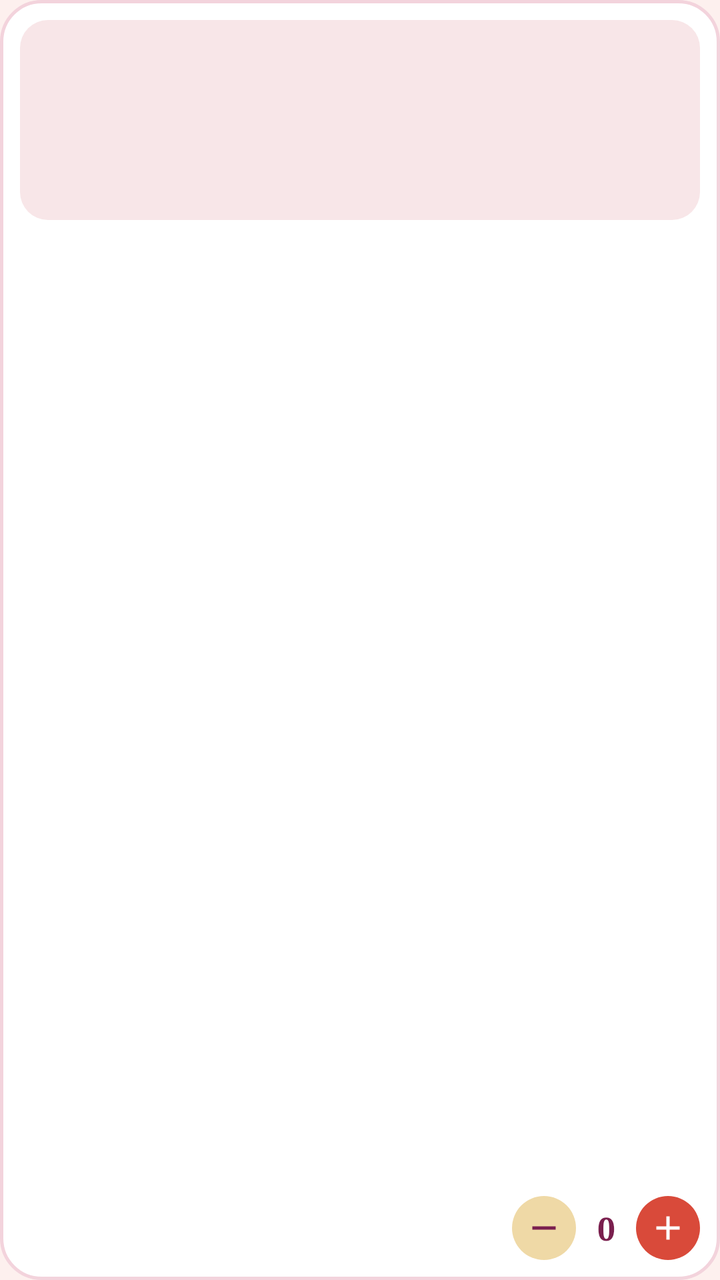
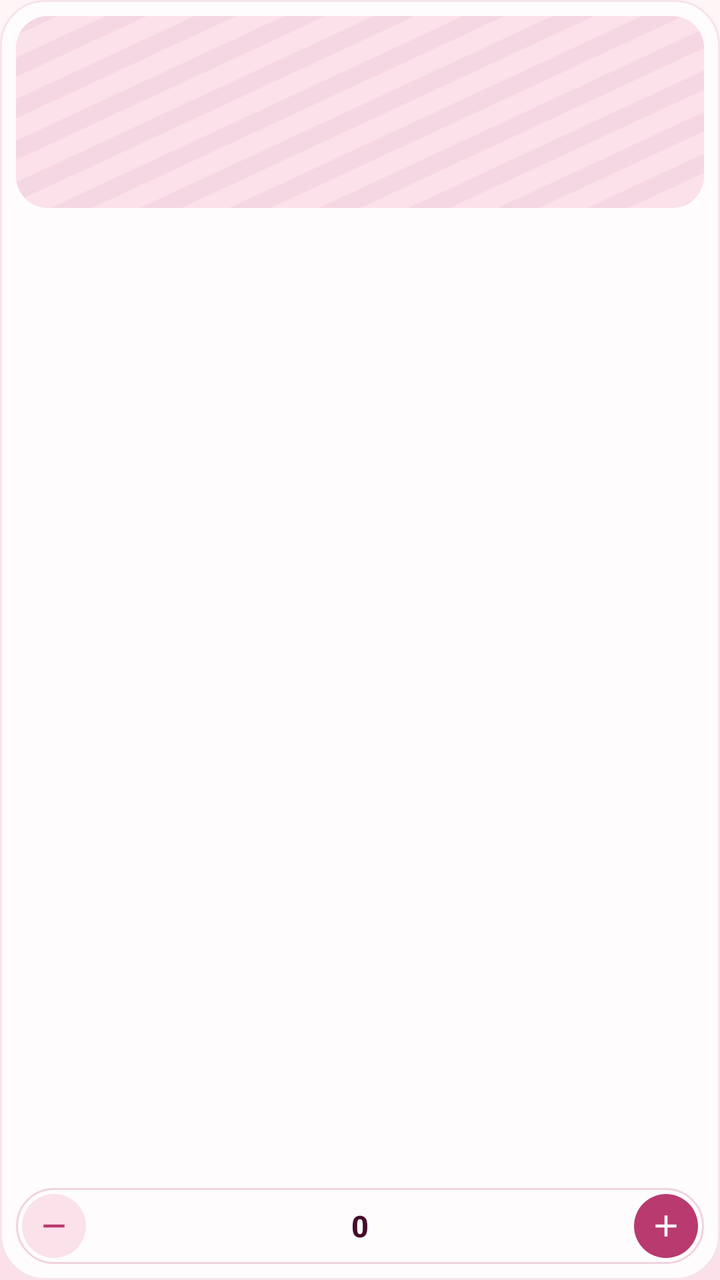

Two renders of the same Android screen: before a commit and after it. Below are the layout's source before the change and the commit's diff.
<!-- AndroidManifest.xml: application theme Theme.OneMoreDish -->
<!-- res/layout/item_platillo_venta.xml -->
<?xml version="1.0" encoding="utf-8"?>
<FrameLayout xmlns:android="http://schemas.android.com/apk/res/android"
    xmlns:app="http://schemas.android.com/apk/res-auto"
    android:id="@+id/card_platillo_venta"
    android:layout_width="0dp"
    android:layout_height="wrap_content"
    android:layout_columnWeight="1"
    android:layout_gravity="fill"
    android:layout_margin="6dp"
    android:background="@drawable/bg_tarjeta_platillo"
    android:padding="10dp">

    <LinearLayout
        android:layout_width="match_parent"
        android:layout_height="match_parent"
        android:orientation="vertical">

        <FrameLayout
            android:layout_width="match_parent"
            android:layout_height="100dp"
            android:background="@drawable/bg_foto_platillo">

            <TextView
                android:id="@+id/pl_emoji"
                android:layout_width="wrap_content"
                android:layout_height="wrap_content"
                android:layout_gravity="center"
                android:textSize="44sp" />
        </FrameLayout>

        <TextView
            android:id="@+id/pl_nombre"
            style="@style/Omd.Titulo"
            android:layout_width="match_parent"
            android:layout_height="wrap_content"
            android:layout_marginTop="8dp"
            android:ellipsize="end"
            android:maxLines="2"
            android:textSize="16sp" />

        <TextView
            android:id="@+id/pl_desc"
            style="@style/Omd.Etiqueta"
            android:layout_width="match_parent"
            android:layout_height="wrap_content"
            android:layout_marginTop="2dp"
            android:ellipsize="end"
            android:maxLines="2"
            android:textSize="12sp" />

        <View
            android:layout_width="match_parent"
            android:layout_height="0dp"
            android:layout_weight="1" />

        <LinearLayout
            android:layout_width="match_parent"
            android:layout_height="wrap_content"
            android:layout_marginTop="10dp"
            android:gravity="center_vertical"
            android:orientation="horizontal">

            <TextView
                android:id="@+id/pl_precio"
                style="@style/Omd.Titulo"
                android:layout_width="0dp"
                android:layout_height="wrap_content"
                android:layout_weight="1"
                android:textColor="@color/rosa_principal"
                android:textSize="18sp" />

            
            <LinearLayout
                android:layout_width="wrap_content"
                android:layout_height="wrap_content"
                android:gravity="center_vertical"
                android:orientation="horizontal">

                <ImageButton
                    android:id="@+id/btn_menos"
                    android:layout_width="32dp"
                    android:layout_height="32dp"
                    android:background="@drawable/circulo_crema"
                    android:contentDescription="Restar"
                    android:padding="6dp"
                    android:scaleType="fitCenter"
                    android:src="@drawable/ic_menos"
                    app:tint="@color/vino" />

                <TextView
                    android:id="@+id/txt_cantidad"
                    style="@style/Omd.Titulo"
                    android:layout_width="30dp"
                    android:layout_height="wrap_content"
                    android:gravity="center"
                    android:text="0"
                    android:textColor="@color/vino"
                    android:textSize="16sp" />

                <ImageButton
                    android:id="@+id/btn_mas"
                    android:layout_width="32dp"
                    android:layout_height="32dp"
                    android:background="@drawable/circulo_rojo_oscuro"
                    android:contentDescription="Agregar"
                    android:padding="6dp"
                    android:scaleType="fitCenter"
                    android:src="@drawable/ic_mas"
                    app:tint="@color/blanco" />
            </LinearLayout>
        </LinearLayout>
    </LinearLayout>
</FrameLayout>
<!-- resources referenced by this layout -->
<resources>
  <color name="rosa_principal">#D4679B</color>
  <color name="vino">#7A1F4E</color>
  <!-- drawable bg_foto_platillo (drawable) -->
  <?xml version="1.0" encoding="utf-8"?>
  <shape xmlns:android="http://schemas.android.com/apk/res/android" android:shape="rectangle">
      <solid android:color="@color/rosa_header" />
      <corners android:radius="14dp" />
  </shape>
  <!-- drawable bg_tarjeta_platillo (drawable) -->
  <?xml version="1.0" encoding="utf-8"?>
  <shape xmlns:android="http://schemas.android.com/apk/res/android" android:shape="rectangle">
      <solid android:color="@color/blanco" />
      <stroke android:width="1.5dp" android:color="@color/rosa_claro" />
      <corners android:radius="20dp" />
  </shape>
  <!-- drawable circulo_crema (drawable) -->
  <?xml version="1.0" encoding="utf-8"?>
  <shape xmlns:android="http://schemas.android.com/apk/res/android" android:shape="oval">
      <solid android:color="@color/circulo_crema" />
  </shape>
  <!-- drawable circulo_rojo_oscuro (drawable) -->
  <?xml version="1.0" encoding="utf-8"?>
  <shape xmlns:android="http://schemas.android.com/apk/res/android" android:shape="oval">
      <solid android:color="@color/circulo_rojo_oscuro" />
  </shape>
  <style name="Omd.Etiqueta" parent="Omd.Texto">
          <item name="android:textColor">@color/texto_suave</item>
          <item name="android:textSize">13sp</item>
      </style>
  <style name="Omd.Titulo" parent="">
          <item name="android:fontFamily">serif</item>
          <item name="android:textStyle">bold</item>
          <item name="android:textColor">@color/vino</item>
          <item name="android:textSize">28sp</item>
          <item name="android:lineSpacingMultiplier">1.05</item>
      </style>
  <style name="Theme.OneMoreDish" parent="Theme.Material3.Light.NoActionBar">
          <item name="colorPrimary">@color/boton</item>
          <item name="colorOnPrimary">@color/blanco</item>
          <item name="colorPrimaryContainer">@color/rosa_claro</item>
          <item name="colorOnPrimaryContainer">@color/vino</item>
          <item name="colorSecondary">@color/vino</item>
          <item name="colorOnSecondary">@color/blanco</item>
          <item name="colorSurface">@color/rosa_fondo</item>
          <item name="colorOnSurface">@color/texto</item>
          <item name="colorError">@color/error</item>
          <item name="android:colorBackground">@color/rosa_fondo</item>
          <item name="android:windowBackground">@color/rosa_fondo</item>
          <item name="android:textColorPrimary">@color/texto</item>
          <item name="android:fontFamily">sans-serif</item>
          <item name="bottomSheetDialogTheme">@style/Omd.HojaTema</item>
      </style>
  <color name="rosa_header">#F8E6E8</color>
  <color name="rosa_claro">#F3D3DC</color>
  <color name="circulo_crema">#EFD9A6</color>
  <color name="circulo_rojo_oscuro">#D94A3A</color>
  <style name="Omd.Texto" parent="">
          <item name="android:fontFamily">sans-serif</item>
          <item name="android:textColor">@color/texto</item>
          <item name="android:textSize">15sp</item>
          <item name="android:lineSpacingMultiplier">1.15</item>
      </style>
  <color name="texto_suave">#8A5A74</color>
  <color name="boton">#BC4B82</color>
  <color name="rosa_fondo">#FDF0EE</color>
  <color name="texto">#5A2140</color>
  <color name="error">#9B2C2C</color>
  <style name="Omd.Hoja" parent="Widget.Material3.BottomSheet.Modal">
          <item name="backgroundTint">@color/blanco_suave</item>
      </style>
  <color name="blanco_suave">#FFF6F5</color>
  <!-- unchanged entries left out for length: 4 -->
</resources>

<!-- the commit's change to res/layout/item_platillo_venta.xml (unified diff, before → after) -->
@@ -8,42 +8,56 @@
     android:layout_gravity="fill"
     android:layout_margin="6dp"
     android:background="@drawable/bg_tarjeta_platillo"
-    android:padding="10dp">
+    android:padding="8dp">
 
     <LinearLayout
         android:layout_width="match_parent"
         android:layout_height="match_parent"
         android:orientation="vertical">
 
-        <FrameLayout
+        
+        <com.google.android.material.card.MaterialCardView
             android:layout_width="match_parent"
-            android:layout_height="100dp"
-            android:background="@drawable/bg_foto_platillo">
+            android:layout_height="96dp"
+            app:cardBackgroundColor="@color/fs_rosa_icono"
+            app:cardCornerRadius="16dp"
+            app:cardElevation="0dp"
+            app:strokeWidth="0dp">
 
-            <TextView
-                android:id="@+id/pl_emoji"
-                android:layout_width="wrap_content"
-                android:layout_height="wrap_content"
-                android:layout_gravity="center"
-                android:textSize="44sp" />
-        </FrameLayout>
+            <FrameLayout
+                android:layout_width="match_parent"
+                android:layout_height="match_parent"
+                android:background="@drawable/bg_rayas_platillo">
+
+                <TextView
+                    android:id="@+id/pl_emoji"
+                    android:layout_width="wrap_content"
+                    android:layout_height="wrap_content"
+                    android:layout_gravity="center"
+                    android:textSize="40sp" />
+            </FrameLayout>
+        </com.google.android.material.card.MaterialCardView>
 
         <TextView
             android:id="@+id/pl_nombre"
-            style="@style/Omd.Titulo"
+            style="@style/Omd.TituloTarjeta"
             android:layout_width="match_parent"
             android:layout_height="wrap_content"
-            android:layout_marginTop="8dp"
+            android:layout_marginStart="4dp"
+            android:layout_marginTop="10dp"
+            android:layout_marginEnd="4dp"
             android:ellipsize="end"
             android:maxLines="2"
-            android:textSize="16sp" />
+            android:textSize="15sp" />
 
         <TextView
             android:id="@+id/pl_desc"
             style="@style/Omd.Etiqueta"
             android:layout_width="match_parent"
             android:layout_height="wrap_content"
+            android:layout_marginStart="4dp"
             android:layout_marginTop="2dp"
+            android:layout_marginEnd="4dp"
             android:ellipsize="end"
             android:maxLines="2"
             android:textSize="12sp" />
@@ -53,61 +67,57 @@
             android:layout_height="0dp"
             android:layout_weight="1" />
 
+        <TextView
+            android:id="@+id/pl_precio"
+            style="@style/Omd.Texto.Fuerte"
+            android:layout_width="wrap_content"
+            android:layout_height="wrap_content"
+            android:layout_marginStart="4dp"
+            android:layout_marginTop="8dp"
+            android:textColor="@color/fs_primario"
+            android:textSize="16sp" />
+
+        
         <LinearLayout
             android:layout_width="match_parent"
             android:layout_height="wrap_content"
-            android:layout_marginTop="10dp"
+            android:layout_marginTop="8dp"
+            android:background="@drawable/bg_leyenda"
             android:gravity="center_vertical"
-            android:orientation="horizontal">
+            android:orientation="horizontal"
+            android:padding="3dp">
+
+            <ImageButton
+                android:id="@+id/btn_menos"
+                android:layout_width="32dp"
+                android:layout_height="32dp"
+                android:background="@drawable/bg_icono_suave"
+                android:contentDescription="Restar"
+                android:padding="7dp"
+                android:scaleType="fitCenter"
+                android:src="@drawable/ic_menos"
+                app:tint="@color/fs_primario" />
 
             <TextView
-                android:id="@+id/pl_precio"
-                style="@style/Omd.Titulo"
+                android:id="@+id/txt_cantidad"
+                style="@style/Omd.Texto.Fuerte"
                 android:layout_width="0dp"
                 android:layout_height="wrap_content"
                 android:layout_weight="1"
-                android:textColor="@color/rosa_principal"
-                android:textSize="18sp" />
+                android:gravity="center"
+                android:text="0"
+                android:textSize="15sp" />
 
-            
-            <LinearLayout
-                android:layout_width="wrap_content"
-                android:layout_height="wrap_content"
-                android:gravity="center_vertical"
-                android:orientation="horizontal">
-
-                <ImageButton
-                    android:id="@+id/btn_menos"
-                    android:layout_width="32dp"
-                    android:layout_height="32dp"
-                    android:background="@drawable/circulo_crema"
-                    android:contentDescription="Restar"
-                    android:padding="6dp"
-                    android:scaleType="fitCenter"
-                    android:src="@drawable/ic_menos"
-                    app:tint="@color/vino" />
-
-                <TextView
-                    android:id="@+id/txt_cantidad"
-                    style="@style/Omd.Titulo"
-                    android:layout_width="30dp"
-                    android:layout_height="wrap_content"
-                    android:gravity="center"
-                    android:text="0"
-                    android:textColor="@color/vino"
-                    android:textSize="16sp" />
-
-                <ImageButton
-                    android:id="@+id/btn_mas"
-                    android:layout_width="32dp"
-                    android:layout_height="32dp"
-                    android:background="@drawable/circulo_rojo_oscuro"
-                    android:contentDescription="Agregar"
-                    android:padding="6dp"
-                    android:scaleType="fitCenter"
-                    android:src="@drawable/ic_mas"
-                    app:tint="@color/blanco" />
-            </LinearLayout>
+            <ImageButton
+                android:id="@+id/btn_mas"
+                android:layout_width="32dp"
+                android:layout_height="32dp"
+                android:background="@drawable/circulo_primario"
+                android:contentDescription="Agregar"
+                android:padding="7dp"
+                android:scaleType="fitCenter"
+                android:src="@drawable/ic_mas"
+                app:tint="@color/blanco" />
         </LinearLayout>
     </LinearLayout>
 </FrameLayout>
<!-- resource entries referenced after the edit -->
@@ -1,76 +1,167 @@
 <!-- resources referenced by this layout -->
 <resources>
-  <color name="rosa_principal">#D4679B</color>
-  <color name="vino">#7A1F4E</color>
-  <!-- drawable bg_foto_platillo (drawable) -->
+  <color name="fs_primario">#B93A6F</color>
+  <color name="fs_rosa_icono">#FBE1EA</color>
+  <!-- drawable bg_icono_suave (drawable) -->
+  <?xml version="1.0" encoding="utf-8"?>
+  <shape xmlns:android="http://schemas.android.com/apk/res/android" android:shape="oval">
+      <solid android:color="@color/fs_rosa_icono" />
+  </shape>
+  <!-- drawable bg_leyenda (drawable) -->
   <?xml version="1.0" encoding="utf-8"?>
   <shape xmlns:android="http://schemas.android.com/apk/res/android" android:shape="rectangle">
-      <solid android:color="@color/rosa_header" />
-      <corners android:radius="14dp" />
+      <solid android:color="@color/fs_tarjeta" />
+      <stroke android:width="1dp" android:color="@color/fs_borde_control" />
+      <corners android:radius="20dp" />
   </shape>
+  <!-- drawable bg_rayas_platillo (drawable) -->
+  <?xml version="1.0" encoding="utf-8"?>
+  <vector xmlns:android="http://schemas.android.com/apk/res/android"
+      android:width="200dp"
+      android:height="120dp"
+      android:viewportWidth="200"
+      android:viewportHeight="120">
+      <path
+          android:fillColor="@color/fs_rosa_icono"
+          android:pathData="M0,0h200v120h-200z" />
+      <path
+          android:fillColor="@color/fs_rosa_pista"
+          android:pathData="M-120,120 L-108,120 L12,0 L0,0 Z M-94,120 L-82,120 L38,0 L26,0 Z M-68,120 L-56,120 L64,0 L52,0 Z M-42,120 L-30,120 L90,0 L78,0 Z M-16,120 L-4,120 L116,0 L104,0 Z M10,120 L22,120 L142,0 L130,0 Z M36,120 L48,120 L168,0 L156,0 Z M62,120 L74,120 L194,0 L182,0 Z M88,120 L100,120 L220,0 L208,0 Z M114,120 L126,120 L246,0 L234,0 Z M140,120 L152,120 L272,0 L260,0 Z M166,120 L178,120 L298,0 L286,0 Z M192,120 L204,120 L324,0 L312,0 Z M218,120 L230,120 L350,0 L338,0 Z" />
+  </vector>
   <!-- drawable bg_tarjeta_platillo (drawable) -->
   <?xml version="1.0" encoding="utf-8"?>
   <shape xmlns:android="http://schemas.android.com/apk/res/android" android:shape="rectangle">
-      <solid android:color="@color/blanco" />
-      <stroke android:width="1.5dp" android:color="@color/rosa_claro" />
-      <corners android:radius="20dp" />
+      <solid android:color="@color/fs_tarjeta" />
+      <stroke android:width="1dp" android:color="@color/fs_borde_tarjeta" />
+      <corners android:radius="22dp" />
   </shape>
-  <!-- drawable circulo_crema (drawable) -->
+  <!-- drawable circulo_primario (drawable) -->
   <?xml version="1.0" encoding="utf-8"?>
   <shape xmlns:android="http://schemas.android.com/apk/res/android" android:shape="oval">
-      <solid android:color="@color/circulo_crema" />
-  </shape>
-  <!-- drawable circulo_rojo_oscuro (drawable) -->
-  <?xml version="1.0" encoding="utf-8"?>
-  <shape xmlns:android="http://schemas.android.com/apk/res/android" android:shape="oval">
-      <solid android:color="@color/circulo_rojo_oscuro" />
+      <solid android:color="@color/fs_primario" />
   </shape>
   <style name="Omd.Etiqueta" parent="Omd.Texto">
-          <item name="android:textColor">@color/texto_suave</item>
+          <item name="android:textColor">@color/fs_texto_suave</item>
           <item name="android:textSize">13sp</item>
       </style>
-  <style name="Omd.Titulo" parent="">
-          <item name="android:fontFamily">serif</item>
+  <style name="Omd.Texto.Fuerte">
+          <item name="android:fontFamily">sans-serif-medium</item>
           <item name="android:textStyle">bold</item>
-          <item name="android:textColor">@color/vino</item>
-          <item name="android:textSize">28sp</item>
-          <item name="android:lineSpacingMultiplier">1.05</item>
+          <item name="android:textColor">@color/fs_titulo</item>
+      </style>
+  <style name="Omd.TituloTarjeta" parent="">
+          <item name="android:fontFamily">sans-serif-medium</item>
+          <item name="android:textStyle">bold</item>
+          <item name="android:textColor">@color/fs_titulo</item>
+          <item name="android:textSize">17sp</item>
       </style>
   <style name="Theme.OneMoreDish" parent="Theme.Material3.Light.NoActionBar">
-          <item name="colorPrimary">@color/boton</item>
+          
+          <item name="colorPrimary">@color/fs_primario</item>
           <item name="colorOnPrimary">@color/blanco</item>
-          <item name="colorPrimaryContainer">@color/rosa_claro</item>
-          <item name="colorOnPrimaryContainer">@color/vino</item>
-          <item name="colorSecondary">@color/vino</item>
+          <item name="colorPrimaryContainer">@color/fs_badge_fondo</item>
+          <item name="colorOnPrimaryContainer">@color/fs_primario_oscuro</item>
+          <item name="colorSecondary">@color/fs_primario_oscuro</item>
           <item name="colorOnSecondary">@color/blanco</item>
-          <item name="colorSurface">@color/rosa_fondo</item>
-          <item name="colorOnSurface">@color/texto</item>
+          <item name="colorSecondaryContainer">@color/fs_rosa_icono</item>
+          <item name="colorOnSecondaryContainer">@color/fs_primario_oscuro</item>
+          <item name="colorTertiary">@color/fs_salvia_oscuro</item>
+          <item name="colorOnTertiary">@color/blanco</item>
+  
+          
+          <item name="colorSurface">@color/fs_tarjeta</item>
+          <item name="colorOnSurface">@color/fs_texto</item>
+          <item name="colorOnSurfaceVariant">@color/fs_texto_suave</item>
+          <item name="colorSurfaceContainerLowest">@color/blanco</item>
+          <item name="colorSurfaceContainerLow">@color/fs_tarjeta</item>
+          <item name="colorSurfaceContainer">@color/blanco_suave</item>
+          <item name="colorSurfaceContainerHigh">@color/rosa_fondo</item>
+          <item name="colorSurfaceContainerHighest">@color/rosa_header</item>
+          <item name="colorOutline">@color/borde_campo</item>
+          <item name="colorOutlineVariant">@color/fs_borde_control</item>
           <item name="colorError">@color/error</item>
-          <item name="android:colorBackground">@color/rosa_fondo</item>
-          <item name="android:windowBackground">@color/rosa_fondo</item>
-          <item name="android:textColorPrimary">@color/texto</item>
+  
+          
+          <item name="android:colorBackground">@color/fs_fondo_arriba</item>
+          <item name="android:windowBackground">@drawable/bg_pantalla</item>
+          <item name="android:windowLightStatusBar">true</item>
+          <item name="android:windowLightNavigationBar" tools:targetApi="27">true</item>
+  
+          
+          <item name="android:textColorPrimary">@color/fs_texto</item>
+          <item name="android:textColorSecondary">@color/fs_texto_suave</item>
           <item name="android:fontFamily">sans-serif</item>
+  
+          
+          <item name="materialCardViewStyle">@style/Omd.Tarjeta</item>
           <item name="bottomSheetDialogTheme">@style/Omd.HojaTema</item>
+          <item name="popupMenuStyle">@style/Omd.Popup</item>
+          <item name="textAppearanceLargePopupMenu">@style/Omd.PopupTexto</item>
+          <item name="textAppearanceSmallPopupMenu">@style/Omd.PopupTexto</item>
       </style>
-  <color name="rosa_header">#F8E6E8</color>
-  <color name="rosa_claro">#F3D3DC</color>
-  <color name="circulo_crema">#EFD9A6</color>
-  <color name="circulo_rojo_oscuro">#D94A3A</color>
+  <color name="fs_tarjeta">#FFFCFD</color>
+  <color name="fs_borde_control">#F0D3DF</color>
+  <color name="fs_rosa_pista">#F5D6E3</color>
+  <color name="fs_borde_tarjeta">#F6E3EB</color>
+  <color name="rosa_header">#FBE4EC</color>
+  <color name="borde_campo">#D9B8C7</color>
   <style name="Omd.Texto" parent="">
           <item name="android:fontFamily">sans-serif</item>
-          <item name="android:textColor">@color/texto</item>
+          <item name="android:textColor">@color/fs_texto</item>
           <item name="android:textSize">15sp</item>
           <item name="android:lineSpacingMultiplier">1.15</item>
       </style>
-  <color name="texto_suave">#8A5A74</color>
-  <color name="boton">#BC4B82</color>
-  <color name="rosa_fondo">#FDF0EE</color>
-  <color name="texto">#5A2140</color>
-  <color name="error">#9B2C2C</color>
+  <color name="fs_texto_suave">#735861</color>
+  <color name="fs_titulo">#440D28</color>
+  <color name="fs_badge_fondo">#F8D9E5</color>
+  <color name="fs_primario_oscuro">#8E2456</color>
+  <color name="fs_salvia_oscuro">#6F855F</color>
+  <color name="fs_texto">#3C1527</color>
+  <color name="rosa_fondo">#FFF5F6</color>
+  <color name="error">#B3261E</color>
+  <color name="fs_fondo_arriba">#FFF5F6</color>
+  <!-- drawable bg_pantalla (drawable) -->
+  <?xml version="1.0" encoding="utf-8"?>
+  <shape xmlns:android="http://schemas.android.com/apk/res/android" android:shape="rectangle">
+      <gradient android:angle="270" android:startColor="@color/fs_fondo_arriba" android:endColor="@color/fs_fondo_abajo" />
+  </shape>
+  <style name="Omd.Tarjeta" parent="Widget.Material3.CardView.Elevated">
+          <item name="cardBackgroundColor">@color/fs_tarjeta</item>
+          <item name="cardCornerRadius">22dp</item>
+          <item name="cardElevation">2dp</item>
+          <item name="strokeColor">@color/fs_borde_tarjeta</item>
+          <item name="strokeWidth">1dp</item>
+          <item name="cardUseCompatPadding">false</item>
+      </style>
+  <style name="Omd.Popup" parent="Widget.Material3.PopupMenu">
+          <item name="android:popupBackground">@drawable/bg_popup</item>
+          <item name="android:popupElevation">8dp</item>
+      </style>
+  <style name="Omd.PopupTexto" parent="TextAppearance.Material3.BodyLarge">
+          <item name="android:textColor">@color/fs_texto</item>
+          <item name="android:fontFamily">sans-serif-medium</item>
+      </style>
+  <color name="fs_fondo_abajo">#FBE0E9</color>
   <style name="Omd.Hoja" parent="Widget.Material3.BottomSheet.Modal">
           <item name="backgroundTint">@color/blanco_suave</item>
+          <item name="shapeAppearance">@style/Omd.FormaHoja</item>
       </style>
-  <color name="blanco_suave">#FFF6F5</color>
+  <!-- drawable bg_popup (drawable) -->
+  <?xml version="1.0" encoding="utf-8"?>
+  <shape xmlns:android="http://schemas.android.com/apk/res/android" android:shape="rectangle">
+      <solid android:color="@color/fs_tarjeta" />
+      <stroke android:width="1dp" android:color="@color/fs_borde_tarjeta" />
+      <corners android:radius="18dp" />
+      <padding android:top="6dp" android:bottom="6dp" />
+  </shape>
+  <style name="Omd.FormaHoja" parent="">
+          <item name="cornerFamily">rounded</item>
+          <item name="cornerSizeTopLeft">28dp</item>
+          <item name="cornerSizeTopRight">28dp</item>
+          <item name="cornerSizeBottomLeft">0dp</item>
+          <item name="cornerSizeBottomRight">0dp</item>
+      </style>
+  <color name="blanco_suave">#FFFBFC</color>
   <!-- unchanged entries left out for length: 4 -->
 </resources>
 
